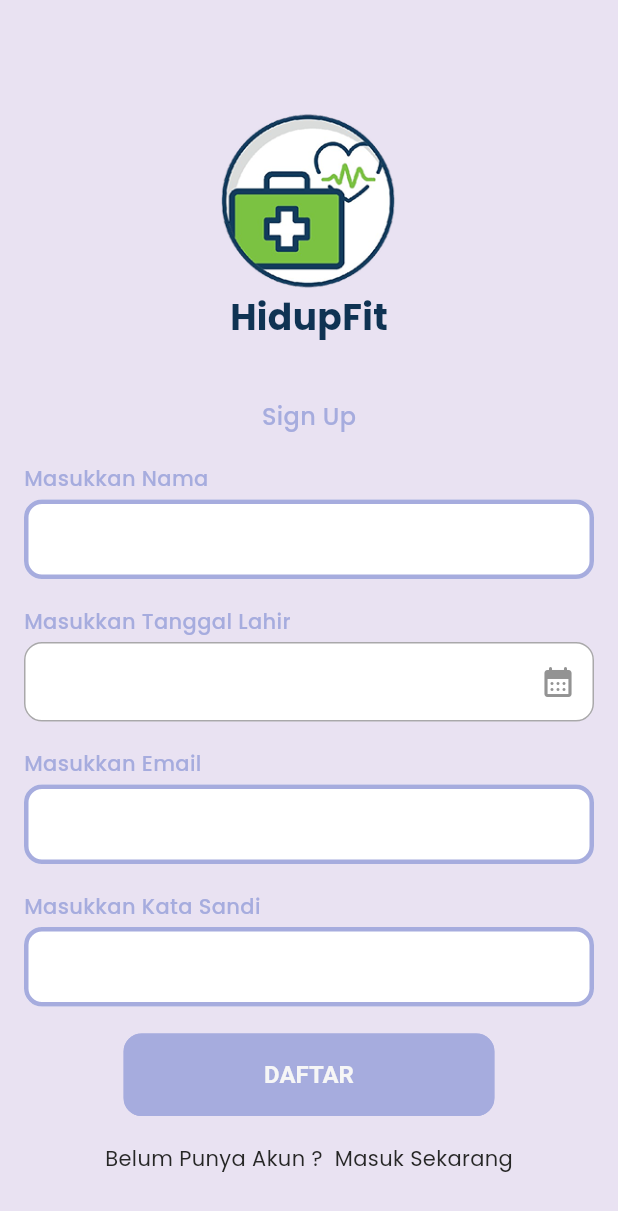
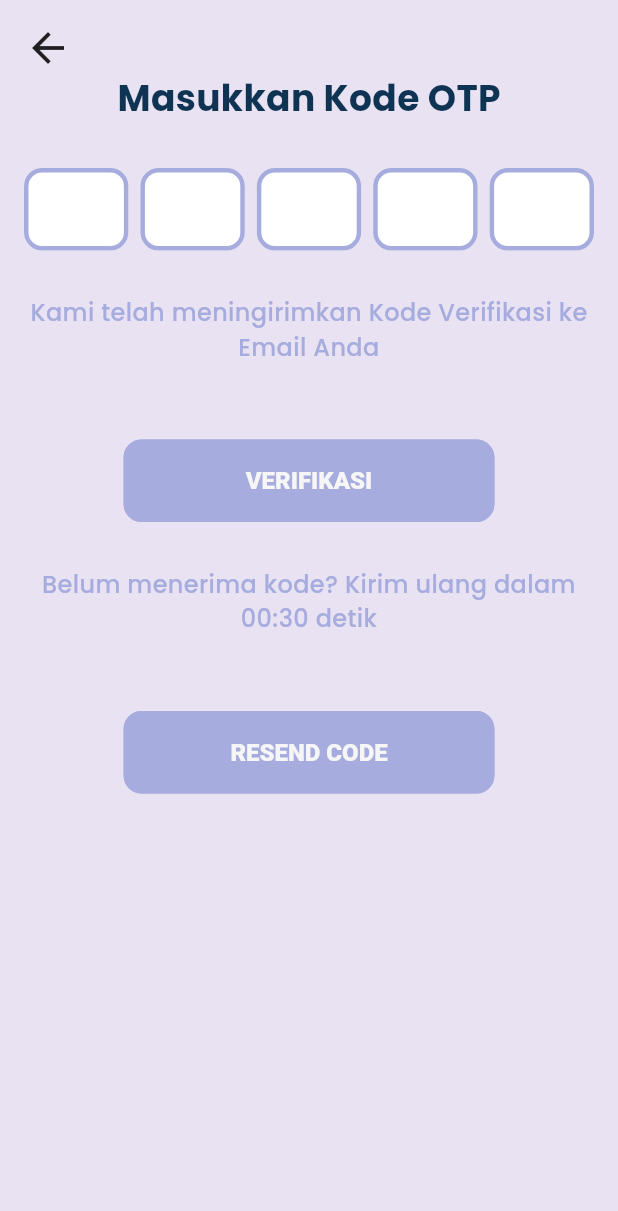
Before and after one commit to kharismafajar23/hidup-fit, a Flutter app: the Signup screen opened directly, after a tap on "DAFTAR", on a phone screen of 412 x 824 dp. Shown: the top 1211 px of the screen. Run offline on Flutter 3.47's test engine with Material 3 defaults, Android fonts, the phone set to English and light mode, and no system bars; our stand-ins replace get, get_storage, logger; accounts and stored records are empty.

Commit message:
Buat halaman OTP

```diff
--- /dev/null
+++ b/lib/features/authentication/screens/otp.dart
@@ -0,0 +1,145 @@
+import 'package:flutter/material.dart';
+import 'package:get/get.dart';
+import 'package:hidup_fit/features/authentication/screens/login.dart';
+import 'package:hidup_fit/utils/constant/sizes.dart';
+import 'package:hidup_fit/utils/device/device_utility.dart';
+import 'package:hidup_fit/utils/theme/custom_themes/text_styles.dart';
+
+class OtpScreen extends StatelessWidget {
+  const OtpScreen({super.key});
+
+  @override
+  Widget build(BuildContext context) {
+    return Scaffold(
+      body: Padding(
+        padding: EdgeInsets.all(16),
+        child: SafeArea(
+          child: SingleChildScrollView(
+            child: ConstrainedBox(
+              constraints: BoxConstraints(
+                minHeight: CustomDeviceUtils.getScreenHeight() - MediaQuery.of(context).padding.top,
+              ),
+              child: Column(
+                crossAxisAlignment: CrossAxisAlignment.start,
+                children: [
+                  Icon(
+                    Icons.arrow_back,
+                    size: CustomSizes.iconLg,
+                  ),
+                  Center(
+                    child: Column(
+                      mainAxisAlignment: MainAxisAlignment.center,
+                      children: [
+                        Text(
+                          'Masukkan Kode OTP',
+                          style: CustomTextStyles.headingText,
+                        ).marginOnly(bottom: 30),
+                        Row(
+                          spacing: CustomSizes.sm,
+                          children: [
+                            Expanded(
+                              child: TextField(
+                                maxLength: 1,
+                                textAlign: TextAlign.center,
+                                style: TextStyle(
+                                  fontSize: CustomSizes.fontSizeMd,
+                                ),
+                                decoration: InputDecoration(
+                                  counterText: '',
+                                ),
+                              ),
+                            ),
+                            Expanded(
+                              child: TextField(
+                                maxLength: 1,
+                                textAlign: TextAlign.center,
+                                style: TextStyle(
+                                  fontSize: CustomSizes.fontSizeMd,
+                                ),
+                                decoration: InputDecoration(
+                                  counterText: '',
+                                ),
+                              ),
+                            ),
+                            Expanded(
+                              child: TextField(
+                                maxLength: 1,
+                                textAlign: TextAlign.center,
+                                style: TextStyle(
+                                  fontSize: CustomSizes.fontSizeMd,
+                                ),
+                                decoration: InputDecoration(
+                                  counterText: '',
+                                ),
+                              ),
+                            ),
+                            Expanded(
+                              child: TextField(
+                                maxLength: 1,
+                                textAlign: TextAlign.center,
+                                style: TextStyle(
+                                  fontSize: CustomSizes.fontSizeMd,
+                                ),
+                                decoration: InputDecoration(
+                                  counterText: '',
+                                ),
+                              ),
+                            ),
+                            Expanded(
+                              child: TextField(
+                                maxLength: 1,
+                                textAlign: TextAlign.center,
+                                style: TextStyle(
+                                  fontSize: CustomSizes.fontSizeMd,
+                                ),
+                                decoration: InputDecoration(
+                                  counterText: '',
+                                ),
+                              ),
+                            ),
+                          ],
+                        ).marginOnly(bottom: 30),
+                        Text(
+                          'Kami telah meningirimkan Kode Verifikasi ke Email Anda',
+                          textAlign: TextAlign.center,
+                          style: CustomTextStyles.paragraphText,
+                        ).marginOnly(bottom: 50),
+                        SizedBox(
+                          width: CustomDeviceUtils.getScreenWidth(context) * 3 / 5,
+                          child: ElevatedButton(
+                            onPressed: () {
+                              Get.to(Login());
+                            },
+                            child: Text(
+                              'VERIFIKASI',
+                              style: TextStyle(fontWeight: FontWeight.w900),
+                            ),
+                          ),
+                        ).marginOnly(bottom: 30),
+                        Text(
+                          'Belum menerima kode? Kirim ulang dalam 00:30 detik',
+                          textAlign: TextAlign.center,
+                          style: CustomTextStyles.paragraphText,
+                        ).marginOnly(bottom: 50),
+                        SizedBox(
+                          width: CustomDeviceUtils.getScreenWidth(context) * 3 / 5,
+                          child: ElevatedButton(
+                            onPressed: () {},
+                            child: Text(
+                              'RESEND CODE',
+                              style: TextStyle(fontWeight: FontWeight.w900),
+                            ),
+                          ),
+                        ),
+                      ],
+                    ),
+                  )
+                ],
+              ),
+            ),
+          ),
+        ),
+      ),
+    );
+  }
+}
--- a/lib/features/authentication/screens/signup.dart
+++ b/lib/features/authentication/screens/signup.dart
@@ -3,6 +3,7 @@ import 'package:get/get.dart';
 import 'package:hidup_fit/common/widgets/form_input.dart';
 import 'package:hidup_fit/common/widgets/form_input_date.dart';
 import 'package:hidup_fit/features/authentication/controllers/signup_controller.dart';
+import 'package:hidup_fit/features/authentication/screens/otp.dart';
 import 'package:hidup_fit/utils/constant/image_strings.dart';
 import 'package:hidup_fit/utils/constant/text_strings.dart';
 import 'package:hidup_fit/utils/device/device_utility.dart';
@@ -67,7 +68,7 @@ class Signup extends StatelessWidget {
                       width: CustomDeviceUtils.getScreenWidth(context) * 3 / 5,
                       child: ElevatedButton(
                         onPressed: () {
-                          // Get.to(Signup());
+                          Get.to(OtpScreen());
                         },
                         child: Text('DAFTAR'),
                       ),
```
